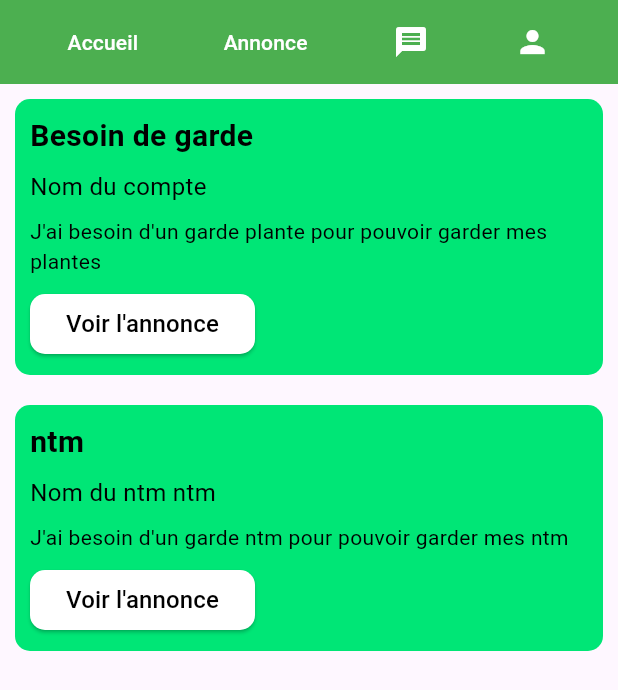
After one commit to tenjustin/mspr-block-6-1, a Flutter app: the AnnoncePage screen opened by its route, on a phone screen of 412 x 824 dp. The commit adds this screen. Shown: the top 690 px of the screen. Run offline on Flutter 3.47's test engine with Material 3 defaults, Android fonts, the phone set to English and light mode, and no system bars; our stand-ins replace flutter_map, geocoding, geolocator, image_picker, latlong2, permission_handler.

Commit message:
Page annonce (#5)
Co-authored-by: Bathieuu <mathieu.broccoli@gmail.com>

```diff
--- /dev/null
+++ b/plant_app_flutter/lib/annonce.dart
@@ -0,0 +1,114 @@
+import 'package:flutter/material.dart';
+import 'annoucement.dart'; // Assurez-vous que le chemin d'importation est correct
+import 'product_page.dart'; // Assurez-vous que cette page est correctement définie
+import 'custom_app_bar.dart'; // Assurez-vous que ce widget est correctement défini
+
+class AnnoncePage extends StatelessWidget {
+  final List<Announcement> ads = [
+    Announcement(
+      title: 'Besoin de garde',
+      name: 'Nom du compte',
+      lastName: '',
+      description: "J'ai besoin d'un garde plante pour pouvoir garder mes plantes",
+      location: 'Location example', // Remplacez par l'emplacement réel
+      price: 'Price example', // Remplacez par le prix réel si disponible
+    ),
+    Announcement(
+      title: 'ntm',
+      name: 'Nom du ntm',
+      lastName: 'ntm',
+      description: "J'ai besoin d'un garde ntm pour pouvoir garder mes ntm",
+      location: 'Location ntm', // Remplacez par l'emplacement réel
+      price: 'Price ntm', // Remplacez par le prix réel si disponible
+    ),
+  ];
+
+  // Ajoutez le paramètre BuildContext à la méthode
+  Widget _buildAnnouncementCard(BuildContext context, Announcement announcement) {
+    return Container(
+      margin: EdgeInsets.all(10.0),
+      padding: EdgeInsets.all(10.0),
+      decoration: BoxDecoration(
+        color: Colors.greenAccent[400],
+        borderRadius: BorderRadius.circular(10.0),
+      ),
+      child: Column(
+        crossAxisAlignment: CrossAxisAlignment.start,
+        children: [
+          Text(
+            announcement.title,
+            style: TextStyle(
+              color: Colors.black,
+              fontSize: 20.0,
+              fontWeight: FontWeight.bold,
+            ),
+          ),
+          SizedBox(height: 8.0),
+          Text(
+            "${announcement.name} ${announcement.lastName}",
+            style: TextStyle(
+              color: Colors.black,
+              fontSize: 16.0,
+            ),
+          ),
+          SizedBox(height: 8.0),
+          Text(
+            announcement.description,
+            style: TextStyle(
+              color: Colors.black,
+              fontSize: 14.0,
+            ),
+          ),
+          SizedBox(height: 8.0),
+          ElevatedButton(
+            onPressed: () {
+              Navigator.push(
+                context,
+                MaterialPageRoute(
+                  builder: (context) => ProductPage(
+                    title: announcement.title,
+                    location: announcement.location,
+                    price: announcement.price ?? "N/A", // Fournissez une valeur par défaut si le prix est null
+                    description: announcement.description,
+                    ownerName: announcement.name,
+                    ownerImage: 'url_to_owner_image', // Remplacez par l'URL de l'image du propriétaire
+                    ownerRating: 4.5, // Remplacez par la note du propriétaire
+                  ),
+                ),
+              );
+            },
+            style: ButtonStyle(
+              shape: MaterialStateProperty.all<RoundedRectangleBorder>(
+                RoundedRectangleBorder(
+                  borderRadius: BorderRadius.circular(10.0),
+                ),
+              ),
+              backgroundColor: MaterialStateProperty.all(Colors.white),
+            ),
+            child: Text(
+              "Voir l'annonce",
+              style: TextStyle(
+                color: Colors.black,
+                fontSize: 16.0,
+              ),
+            ),
+          ),
+        ],
+      ),
+    );
+  }
+
+  @override
+  Widget build(BuildContext context) {
+    return Scaffold(
+      appBar: CustomAppBar(), // Utilisez CustomAppBar ici
+      body: ListView.builder(
+        itemCount: ads.length,
+        itemBuilder: (context, index) {
+          // Passez context en tant que paramètre ici
+          return _buildAnnouncementCard(context, ads[index]);
+        },
+      ),
+    );
+  }
+}
--- a/plant_app_flutter/lib/main.dart
+++ b/plant_app_flutter/lib/main.dart
@@ -5,6 +5,7 @@ import 'register_page.dart';
 import 'acceuil.dart';
 import 'annoucement.dart';
 import 'product_page.dart';
+import 'annonce.dart';
 
 void main() {
   runApp(const MyApp());
@@ -24,6 +25,7 @@ class MyApp extends StatelessWidget {
       initialRoute: '/',
       routes: {
         '/': (context) => AuthenticationPage(),
+        '/announcements': (context) => AnnoncePage(),
         '/home': (context) => MyHomePage(),
         '/signup': (context) => SignupPage(),
         '/login': (context) => LoginPage(),
```
